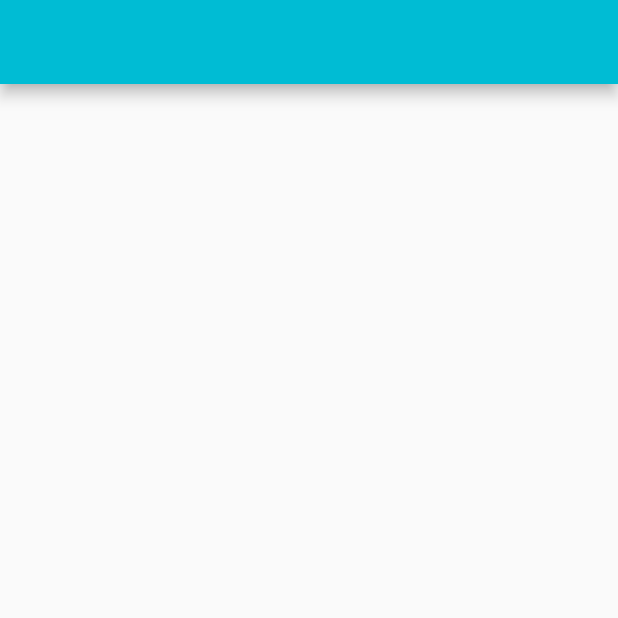
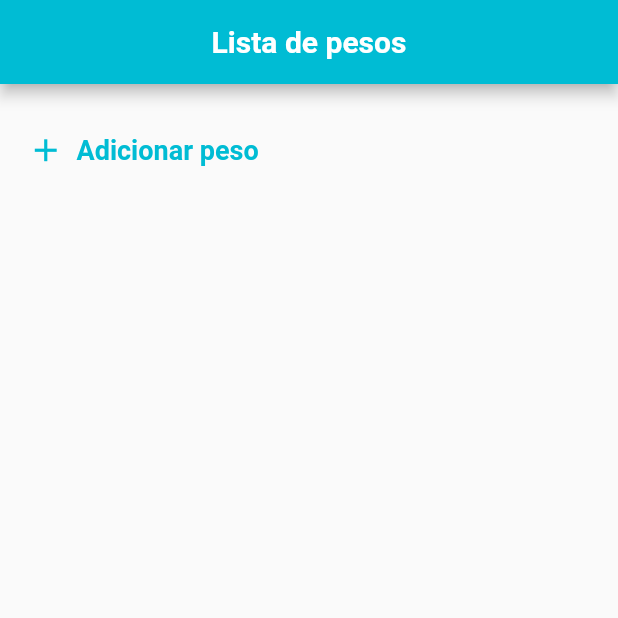
Before and after one commit to DiogoVitorino-dev/APP_Calculadora-IMC, a Flutter app: the screen it shows after launch, on a phone screen of 412 x 824 dp, the top half of it. Run offline on Flutter 3.47's test engine with Material 2 defaults, Android fonts, the phone set to English and light mode, and no system bars.

Commit message:
final commit

```diff
--- a/lib/app.dart
+++ b/lib/app.dart
@@ -1,4 +1,4 @@
-import 'package:app_calculadora_imc/pages/calculatorPage.dart';
+import 'package:app_calculadora_imc/pages/CalculatorPage.dart';
 import 'package:flutter/material.dart';
 
 class App extends StatelessWidget {
@@ -10,7 +10,6 @@ class App extends StatelessWidget {
       home: const CalculatorPage(),
       theme: ThemeData(primarySwatch: Colors.cyan),
       debugShowCheckedModeBanner: false,
-
     );
   }
 }
--- /dev/null
+++ b/lib/models/Imc.dart
@@ -0,0 +1,28 @@
+class Imc {
+  static double calculateOnly(double altura, double peso) {
+    double result = peso / (altura * altura);
+    return double.parse(result.toStringAsFixed(1));
+  }
+
+  static String classifier({double? altura, double? peso, double? imc}) {
+    if (imc == null) {
+      if (altura != null && peso != null) {
+        imc = calculateOnly(altura, peso);
+        //print(calculateOnly(altura, peso));
+      } else {
+        return "";
+      }
+    }
+
+    if (imc < 16) return "Magreza Grave";
+    if (imc < 17) return "Magreza Moderada";
+    if (imc < 18.5) return "Magreza leve";
+    if (imc < 25) return "Saudável";
+    if (imc < 30) return "Sobrepeso";
+    if (imc < 35) return "Obesidade Grau 1";
+    if (imc < 40) return "Obesidade Grau 2 (Severa)";
+    if (imc >= 40) return "Obesidade Grau 3 (Mórbida)";
+
+    return "";
+  }
+}
--- /dev/null
+++ b/lib/models/Pessoa.dart
@@ -0,0 +1,19 @@
+import 'package:flutter/material.dart';
+
+class Pessoa {
+  final _id = UniqueKey().toString();
+  String _nome = "";
+  double _altura = 0;
+  double _peso = 0;
+
+  Pessoa(this._nome, this._altura, this._peso);
+
+  set nome(String nome) => _nome = nome;
+  set altura(double altura) => _altura = altura;
+  set peso(double peso) => _peso = peso;
+
+  String get nome => _nome;
+  double get altura => _altura;
+  double get peso => _peso;
+  String get id => _id;
+}
--- /dev/null
+++ b/lib/pages/CalculatorPage.dart
@@ -0,0 +1,128 @@
+import 'package:app_calculadora_imc/models/Pessoa.dart';
+import 'package:app_calculadora_imc/repository/RepositoryPessoa.dart';
+import 'package:app_calculadora_imc/shared/widgets/DialogIMC.dart';
+import 'package:app_calculadora_imc/shared/widgets/HeaderListButton.dart';
+import 'package:app_calculadora_imc/shared/widgets/ItemList.dart';
+import 'package:flutter/material.dart';
+
+class CalculatorPage extends StatefulWidget {
+  const CalculatorPage({super.key});
+
+  @override
+  State<CalculatorPage> createState() => _CalculatorPageState();
+}
+
+class _CalculatorPageState extends State<CalculatorPage> {
+  var database = RepositoryPessoa();
+  List<Pessoa> lista = [];
+
+  @override
+  void initState() {
+    lista = database.get();
+    super.initState();
+  }
+
+  void onPressedADD() {
+    showDialog(
+      context: context,
+      builder: (BuildContext bc) {
+        return DialogIMC(
+          label: "Adicionar peso",
+          onPressOk: (nome, altura, peso) {
+            var pessoa = Pessoa(nome, altura, peso);
+            setState(() {
+              database.add(pessoa);
+            });
+          },
+        );
+      },
+    );
+  }
+
+  void onPressedItem(Pessoa item) {
+    showDialog(
+      context: context,
+      builder: (BuildContext bc) {
+        return DialogIMC(
+          label: "Editar peso",
+          initNome: item.nome,
+          initAltura: item.altura,
+          initPeso: item.peso,
+          onPressOk: (nome, altura, peso) {
+            item.altura = altura;
+            item.nome = nome;
+            item.peso = peso;
+
+            setState(() {
+              database.alterar(item);
+            });
+          },
+        );
+      },
+    );
+  }
+
+  void onPressedDelete(Pessoa item) {
+    showDialog(
+      context: context,
+      builder: (BuildContext bc) {
+        return AlertDialog(
+          content: const Text("Deseja excluir este peso?",style: TextStyle(fontSize: 18)),
+          actions: [
+            TextButton(
+                onPressed: () {
+                  setState(() {
+                    database.remover(item.id);
+                    Navigator.pop(context);
+                  });
+                },
+                child: const Text("Excluir",style: TextStyle(fontWeight: FontWeight.bold, fontSize: 16))),
+            TextButton(
+                onPressed: () => Navigator.pop(context),
+                child: const Text("Cancelar",style: TextStyle(fontSize: 16))),
+          ],
+        );
+      },
+    );
+  }
+
+  @override
+  Widget build(BuildContext context) {
+    return Scaffold(
+        appBar: AppBar(
+            centerTitle: true,
+            title: const Text(
+              "Lista de pesos",
+              style:
+                  TextStyle(fontWeight: FontWeight.bold, color: Colors.white),
+            )),
+        body: Padding(
+          padding: const EdgeInsets.symmetric(horizontal: 10, vertical: 20),
+          child: Column(
+            children: [
+              Row(
+                children: [
+                  HeaderListButton(
+                      icon: Icons.add,
+                      label: "Adicionar peso",
+                      onPressed: () => onPressedADD()),
+                ],
+              ),
+              Expanded(
+                  child: ListView.builder(
+                itemCount: database.length(),
+                itemBuilder: (context, index) {
+                  var item = lista[index];
+
+                  return ItemList(
+                    item: item,
+                    onPress: onPressedItem,
+                    onPressDelete: onPressedDelete,
+                  );
+                },
+              )),
+            ],
+          ),
+        ));
+  }
+}
--- a/lib/pages/calculatorPage.dart
+++ /dev/null
@@ -1,15 +0,0 @@
-import 'package:flutter/material.dart';
-
-class CalculatorPage extends StatefulWidget {
-  const CalculatorPage({super.key});
-
-  @override
-  State<CalculatorPage> createState() => _CalculatorPageState();
-}
-
-class _CalculatorPageState extends State<CalculatorPage> {
-  @override
-  Widget build(BuildContext context) {
-    return Scaffold(appBar: AppBar(),);
-  }
-}
--- /dev/null
+++ b/lib/repository/RepositoryPessoa.dart
@@ -0,0 +1,22 @@
+import 'package:app_calculadora_imc/models/Pessoa.dart';
+import 'package:app_calculadora_imc/shared/interfaces/RepositoryPessoa_interface.dart';
+
+class RepositoryPessoa implements IRepositoryPessoa {
+  final List<Pessoa> _data = [];
+
+  @override
+  void add(Pessoa pessoa) => _data.add(pessoa);
+
+  @override
+  void remover(String id) => _data.removeWhere((pessoa) => pessoa.id == id);
+
+  @override
+  List<Pessoa> get() => _data;
+
+  @override
+  void alterar(Pessoa pessoa) =>
+      _data.map((old) => pessoa.id == old.id ? pessoa : old);
+
+  @override
+  int length() => _data.length;
+}
--- /dev/null
+++ b/lib/shared/interfaces/RepositoryPessoa_interface.dart
@@ -0,0 +1,9 @@
+import 'package:app_calculadora_imc/models/Pessoa.dart';
+
+abstract class IRepositoryPessoa {
+  void add(Pessoa pessoa);
+  void remover(String id);
+  List<Pessoa> get();
+  void alterar(Pessoa pessoa);
+  int length();
+}
--- /dev/null
+++ b/lib/shared/widgets/HeaderListButton.dart
@@ -0,0 +1,28 @@
+import 'package:flutter/material.dart';
+
+class HeaderListButton extends StatelessWidget {
+  final IconData icon;
+  final String label;
+  final Function onPressed;
+
+  const HeaderListButton({
+    super.key,
+    required this.icon,
+    required this.label,
+    required this.onPressed,
+  });
+
+  @override
+  Widget build(BuildContext context) {
+    return TextButton.icon(
+        style: ButtonStyle(
+            shape: MaterialStatePropertyAll(RoundedRectangleBorder(
+                borderRadius: BorderRadius.circular(16)))),
+        onPressed: () => onPressed(),
+        icon: Icon(icon, size: 25),
+        label: Text(
+          label,
+          style: const TextStyle(fontWeight: FontWeight.w600, fontSize: 18),
+        ));
+  }
+}
```
Also changed, not shown: lib/shared/widgets/DialogIMC.dart (added, +143 -0 lines), lib/shared/widgets/ItemList.dart (added, +85 -0 lines), 1 other file.
